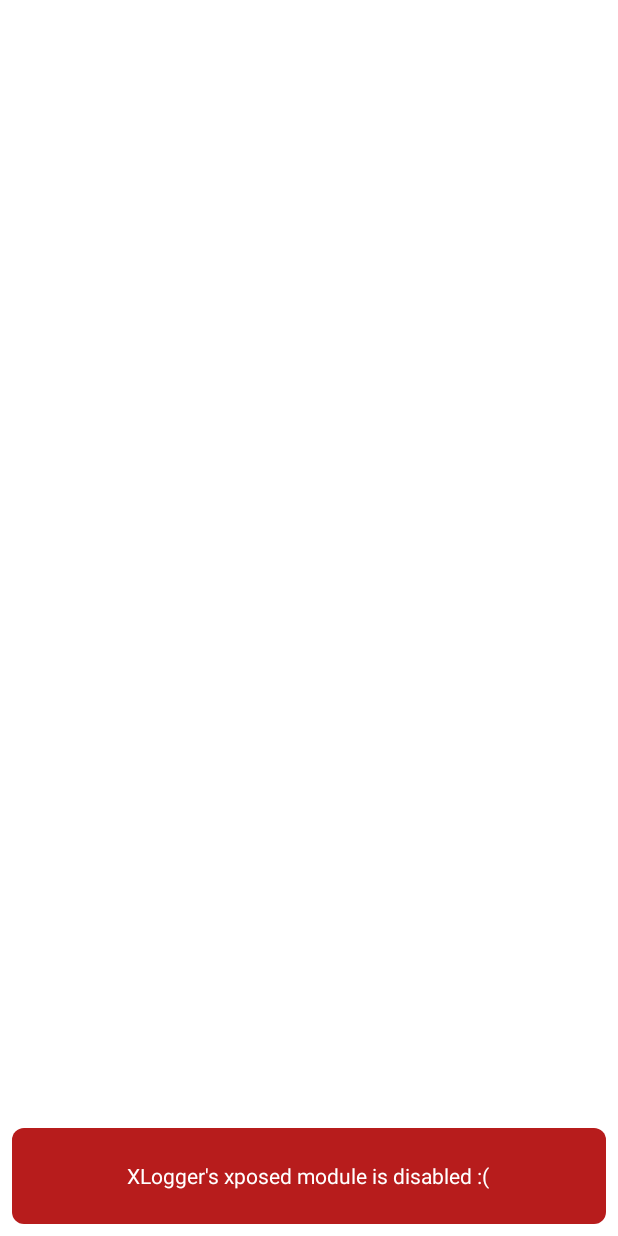
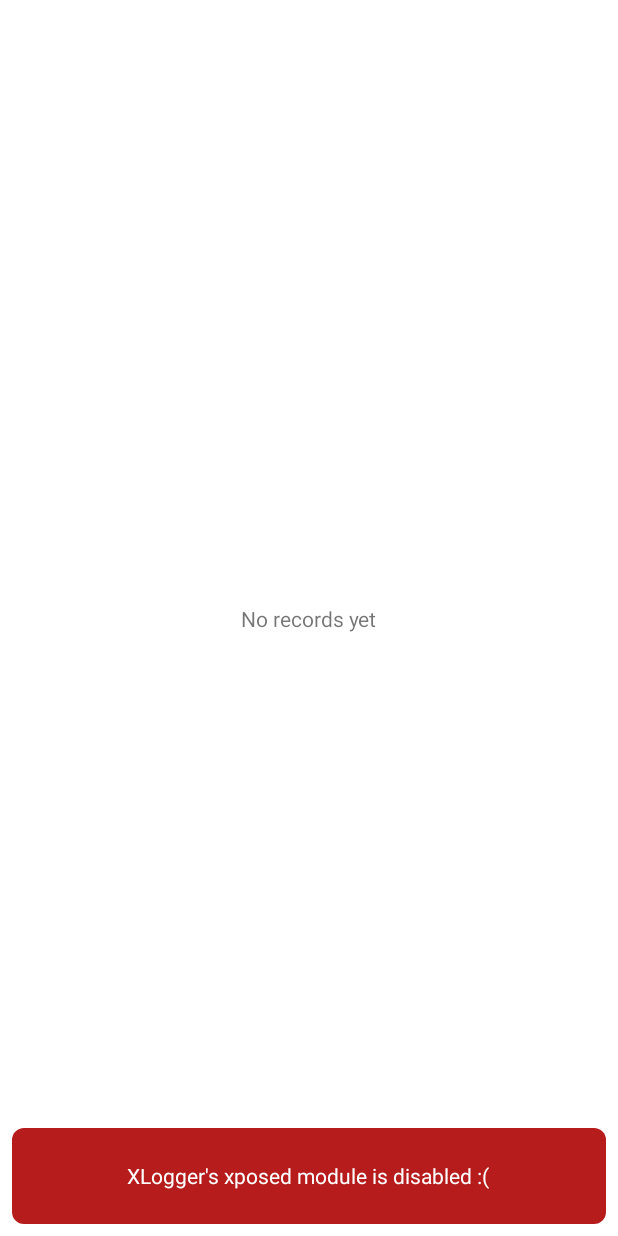
Before and after one commit to LuigiVampa92/XLogger, an Android app: the screen it shows after launch (MainActivity), on a phone screen of 412 x 824 dp. Run offline under Robolectric (Android 15) with nearby library versions, the phone set to English and light mode, and no system bars; our stand-ins replace Room's generated code, RxJava.

Commit message:
Added content states on main screen

```diff
--- a/app/src/main/java/com/luigivampa92/xlogger/ui/MainActivity.kt
+++ b/app/src/main/java/com/luigivampa92/xlogger/ui/MainActivity.kt
@@ -5,6 +5,7 @@ import android.os.Handler
 import android.os.Looper
 import android.view.View
 import android.view.animation.AnimationUtils
+import android.widget.TextView
 import androidx.recyclerview.widget.DefaultItemAnimator
 import androidx.recyclerview.widget.ItemTouchHelper
 import androidx.recyclerview.widget.LinearLayoutManager
@@ -20,18 +21,13 @@ import io.reactivex.android.schedulers.AndroidSchedulers
 import io.reactivex.disposables.Disposable
 import io.reactivex.schedulers.Schedulers
 
+// todo pagination !
+
 class MainActivity : BaseActivity(), RecyclerViewItemTouchHelper.RecyclerItemTouchHelperListener {
 
-    // todo нормальный билдскрипт
-    // todo app icon
-    // todo make pcap file
-    // todo ensure dark theme
-    // todo no saved records
-
-
-    // todo pagination !
-
     private lateinit var bannerModuleDisabled: View
+    private lateinit var progressView: View
+    private lateinit var loadRecordsMessageTextView: TextView
 
     private lateinit var recyclerViewLogRecords: RecyclerView
     private lateinit var logRecordsAdapter: InteractionLogAdapter
@@ -46,6 +42,9 @@ class MainActivity : BaseActivity(), RecyclerViewItemTouchHelper.RecyclerItemTou
         setContentView(R.layout.activity_main)
         setupModuleBanner()
 
+        progressView = findViewById(R.id.progress_bar_load_log_records)
+        loadRecordsMessageTextView = findViewById(R.id.text_load_log_records_message)
+
         recyclerViewLogRecords = findViewById(R.id.recycler_view_log_records)
         logRecordsAdapter = InteractionLogAdapter(this::showLogDetails)
         logRecordsLayoutManager = LinearLayoutManager(this)
@@ -58,6 +57,7 @@ class MainActivity : BaseActivity(), RecyclerViewItemTouchHelper.RecyclerItemTou
         appDatabase = AppDatabase.getInstance(this.applicationContext)
         interactionLogDao = appDatabase.interactionLogDao()
 
+        setStateLoading()
         currentOperation = interactionLogDao.all
             .subscribeOn(Schedulers.io())
             .observeOn(AndroidSchedulers.mainThread())
@@ -65,9 +65,10 @@ class MainActivity : BaseActivity(), RecyclerViewItemTouchHelper.RecyclerItemTou
                 {
                     val logRecords = it.map { it.toInteractionLog() }
                     logRecordsAdapter.setLogRecords(logRecords)
+                    updateContentState()
                 },
                 {
-                    val a = "a"  // todo error state
+                    setStateError()
                 }
             )
     }
@@ -102,6 +103,40 @@ class MainActivity : BaseActivity(), RecyclerViewItemTouchHelper.RecyclerItemTou
         }
     }
 
+    private fun setStateError() {
+        recyclerViewLogRecords.visibility = View.GONE
+        progressView.visibility = View.GONE
+        loadRecordsMessageTextView.visibility = View.VISIBLE
+        loadRecordsMessageTextView.setText(getString(R.string.text_load_log_records_error))
+    }
+
+    private fun setStateEmpty() {
+        recyclerViewLogRecords.visibility = View.GONE
+        progressView.visibility = View.GONE
+        loadRecordsMessageTextView.visibility = View.VISIBLE
+        loadRecordsMessageTextView.setText(getString(R.string.text_load_log_records_empty))
+    }
+
+    private fun setStateLoading() {
+        recyclerViewLogRecords.visibility = View.GONE
+        progressView.visibility = View.VISIBLE
+        loadRecordsMessageTextView.visibility = View.GONE
+    }
+
+    private fun setStateContent() {
+        recyclerViewLogRecords.visibility = View.VISIBLE
+        progressView.visibility = View.GONE
+        loadRecordsMessageTextView.visibility = View.GONE
+    }
+
+    private fun updateContentState() {
+        if (logRecordsAdapter.itemCount > 0) {
+            setStateContent()
+        } else {
+            setStateEmpty()
+        }
+    }
+
     private fun showLogDetails(log: InteractionLog) {
         startActivity(InteractionLogActivity.newIntent(this, log))
         overridePendingTransition(R.anim.fade_in, R.anim.fade_out)
@@ -112,52 +147,28 @@ class MainActivity : BaseActivity(), RecyclerViewItemTouchHelper.RecyclerItemTou
             val record = logRecordsAdapter.getItem(position)
             deleteRecord(record)
             logRecordsAdapter.removeItem(position)
+            updateContentState()
             val snackbar = Snackbar.make(recyclerViewLogRecords, R.string.text_interaction_log_entry_delete, Snackbar.LENGTH_LONG)
             snackbar.setAction(R.string.text_interaction_log_entry_delete_cancel) { _ ->
                 saveRecord(record)
                 logRecordsAdapter.insertItem(record, position)
+                updateContentState()
             }
             snackbar.show()
         }
     }
 
     private fun saveRecord(record: InteractionLog) {
-        val start = System.currentTimeMillis()  // todo remove
         currentOperation = interactionLogDao.insert(InteractionLogEntity.fromInteractionLog(record))
             .subscribeOn(Schedulers.io())
             .observeOn(AndroidSchedulers.mainThread())
-            .subscribe(
-                {
-                    val stop = System.currentTimeMillis()
-                    val spent = stop - start
-                    println("XLOGGER - SUCCESS - SAVE RECORD $record - $spent ms spent")  // todo remove
-                },
-                {
-                    val stop = System.currentTimeMillis()
-                    val spent = stop - start
-                    println("XLOGGER - ERROR - SAVE RECORD $record - $spent ms spent")  // todo remove
-                }
-            )
+            .subscribe({}, {})
     }
 
     private fun deleteRecord(record: InteractionLog) {
-        val start = System.currentTimeMillis()  // todo remove
         currentOperation = interactionLogDao.delete(InteractionLogEntity.fromInteractionLog(record))
             .subscribeOn(Schedulers.io())
             .observeOn(AndroidSchedulers.mainThread())
-            .subscribe(
-                {
-                    val stop = System.currentTimeMillis()
-                    val spent = stop - start
-                    println("XLOGGER - SUCCESS - DELETE RECORD $record - $spent ms spent")  // todo remove
-                },
-                {
-                    val stop = System.currentTimeMillis()
-                    val spent = stop - start
-                    println("XLOGGER - ERROR - DELETE RECORD $record - $spent ms spent")  // todo remove
-                }
-            )
+            .subscribe({}, {})
     }
-
-
 }
--- a/app/src/main/res/layout/activity_main.xml
+++ b/app/src/main/res/layout/activity_main.xml
@@ -15,6 +15,33 @@
         app:layout_constraintEnd_toEndOf="parent"
         app:layout_constraintTop_toTopOf="parent"
         app:layout_constraintBottom_toBottomOf="parent"
+        />
+
+    <ProgressBar
+        android:id="@+id/progress_bar_load_log_records"
+        android:layout_width="wrap_content"
+        android:layout_height="wrap_content"
+        app:layout_constraintTop_toTopOf="parent"
+        app:layout_constraintBottom_toBottomOf="parent"
+        app:layout_constraintStart_toStartOf="parent"
+        app:layout_constraintEnd_toEndOf="parent"
+        android:visibility="gone"
+        tools:visibility="visible"
+        />
+
+    <TextView
+        android:id="@+id/text_load_log_records_message"
+        android:layout_width="wrap_content"
+        android:layout_height="wrap_content"
+        android:textSize="14sp"
+        android:text="@string/app_name"
+        app:layout_constraintTop_toTopOf="parent"
+        app:layout_constraintBottom_toBottomOf="parent"
+        app:layout_constraintStart_toStartOf="parent"
+        app:layout_constraintEnd_toEndOf="parent"
+        android:visibility="gone"
+        tools:visibility="visible"
+        tools:text="text"
         />
 
     <RelativeLayout
--- a/app/src/main/res/values/strings.xml
+++ b/app/src/main/res/values/strings.xml
@@ -2,6 +2,9 @@
 <resources>
 
     <string name="xposed_disabled_notification_title">XLogger\'s xposed module is disabled :(</string>
+
+    <string name="text_load_log_records_empty">No records yet</string>
+    <string name="text_load_log_records_error">Error loading records</string>
 
     <string name="text_interaction_log_title_unknown">Captured communication</string>
     <string name="text_interaction_log_title_ble_gatt">Bluetooth communication</string>
```
